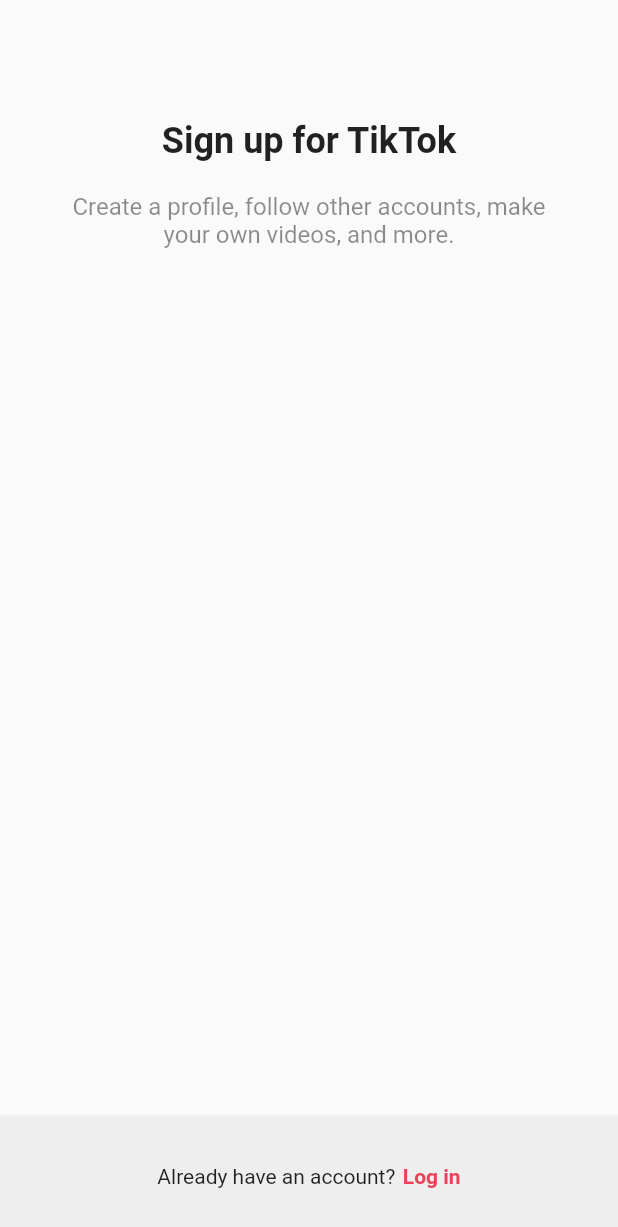
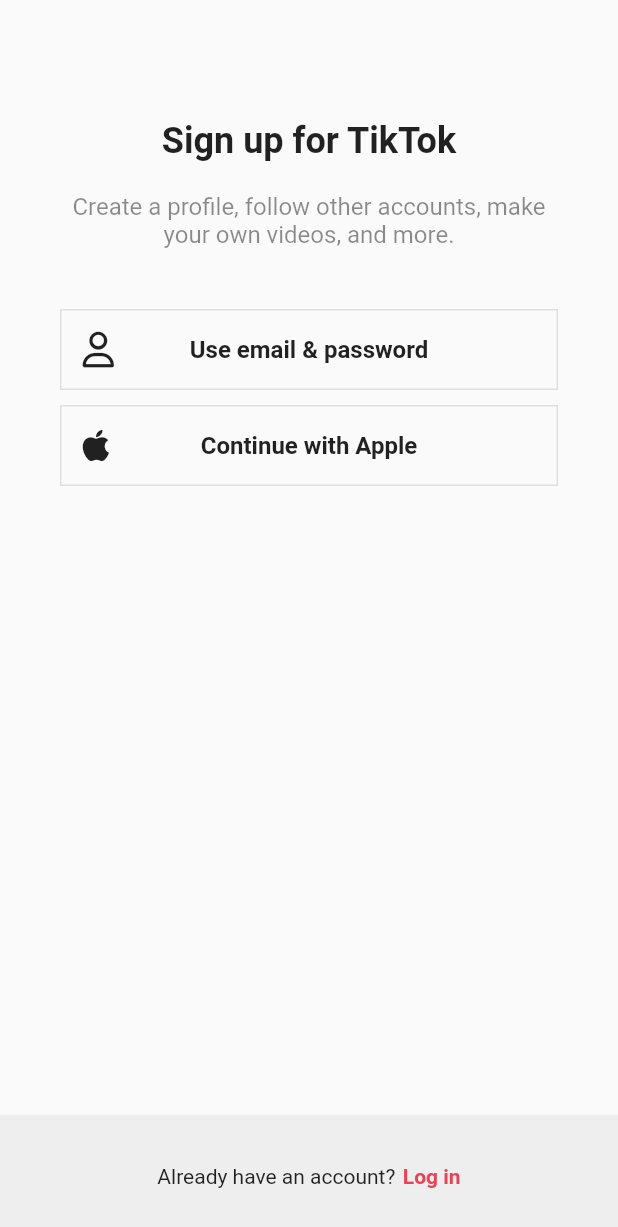
Before and after one commit to YennnyHan/tiktok_clone, a Flutter app: the screen it shows after launch, on a phone screen of 412 x 824 dp. Shown: the top 1227 px of the screen. Run offline on Flutter 3.47's test engine with Material 2 defaults, Android fonts, the phone set to English and light mode, and no system bars; our stand-ins replace font_awesome_flutter.

Commit message:
[feat] sign up, log in base

```diff
--- a/lib/screens/sign_up/sign_up_screen.dart
+++ b/lib/features/authentication/log_in_screen.dart
@@ -1,10 +1,15 @@
 import 'package:flutter/material.dart';
+import 'package:font_awesome_flutter/font_awesome_flutter.dart';
 import 'package:tiktok_clone/constants/gaps.dart';
+import 'package:tiktok_clone/constants/sizes.dart';
+import 'package:tiktok_clone/features/authentication/widgets/auth_button.dart';
 
-import '../../constants/sizes.dart';
+class LogInScreen extends StatelessWidget {
+  const LogInScreen({super.key});
 
-class SignUpScreen extends StatelessWidget {
-  const SignUpScreen({super.key});
+  void onSignUpTap(BuildContext context) {
+    Navigator.of(context).pop();
+  }
 
   @override
   Widget build(BuildContext context) {
@@ -15,17 +20,27 @@ class SignUpScreen extends StatelessWidget {
           child: Column(
             children: const [
               Gaps.v80,
-              Text("Sign up for TikTok",
+              Text("Log in for TikTok",
                   style: TextStyle(
                       fontSize: Sizes.size24, fontWeight: FontWeight.w700)),
               Gaps.v20,
               Text(
-                "Create a profile, follow other accounts, make your own videos, and more.",
+                "Manage your account, check notifications, comment on videos, and more.",
                 style: TextStyle(
                   fontSize: Sizes.size16,
                   color: Colors.black45,
                 ),
                 textAlign: TextAlign.center,
+              ),
+              Gaps.v40,
+              AuthButton(
+                icon: FaIcon(FontAwesomeIcons.user),
+                text: "Use email & password",
+              ),
+              Gaps.v10,
+              AuthButton(
+                icon: FaIcon(FontAwesomeIcons.apple),
+                text: "Continue with Apple",
               ),
             ],
           ),
@@ -40,13 +55,16 @@ class SignUpScreen extends StatelessWidget {
             child: Row(
               mainAxisAlignment: MainAxisAlignment.center,
               children: [
-                const Text("Already have an account?"),
+                const Text("Don't have an account?"),
                 Gaps.h5,
-                Text(
-                  "Log in",
-                  style: TextStyle(
-                      color: Theme.of(context).primaryColor,
-                      fontWeight: FontWeight.w600),
+                GestureDetector(
+                  onTap: () => onSignUpTap(context),
+                  child: Text(
+                    "Sign up",
+                    style: TextStyle(
+                        color: Theme.of(context).primaryColor,
+                        fontWeight: FontWeight.w600),
+                  ),
                 )
               ],
             ),
--- /dev/null
+++ b/lib/features/authentication/sign_up_screen.dart
@@ -0,0 +1,80 @@
+import 'package:flutter/material.dart';
+import 'package:font_awesome_flutter/font_awesome_flutter.dart';
+import 'package:tiktok_clone/constants/gaps.dart';
+import 'package:tiktok_clone/features/authentication/log_in_screen.dart';
+import 'package:tiktok_clone/features/authentication/widgets/auth_button.dart';
+
+import '../../constants/sizes.dart';
+
+class SignUpScreen extends StatelessWidget {
+  const SignUpScreen({super.key});
+
+  void onLoginTap(BuildContext context) {
+    Navigator.of(context).push(MaterialPageRoute(
+      builder: (context) => const LogInScreen(),
+    ));
+  }
+
+  @override
+  Widget build(BuildContext context) {
+    return SafeArea(
+      child: Scaffold(
+        body: Padding(
+          padding: const EdgeInsets.symmetric(horizontal: Sizes.size40),
+          child: Column(
+            children: const [
+              Gaps.v80,
+              Text("Sign up for TikTok",
+                  style: TextStyle(
+                      fontSize: Sizes.size24, fontWeight: FontWeight.w700)),
+              Gaps.v20,
+              Text(
+                "Create a profile, follow other accounts, make your own videos, and more.",
+                style: TextStyle(
+                  fontSize: Sizes.size16,
+                  color: Colors.black45,
+                ),
+                textAlign: TextAlign.center,
+              ),
+              Gaps.v40,
+              AuthButton(
+                icon: FaIcon(FontAwesomeIcons.user),
+                text: "Use email & password",
+              ),
+              Gaps.v10,
+              AuthButton(
+                icon: FaIcon(FontAwesomeIcons.apple),
+                text: "Continue with Apple",
+              ),
+            ],
+          ),
+        ),
+        bottomNavigationBar: BottomAppBar(
+          color: Colors.grey.shade200,
+          elevation: 2,
+          child: Padding(
+            padding: const EdgeInsets.symmetric(
+              vertical: Sizes.size32,
+            ),
+            child: Row(
+              mainAxisAlignment: MainAxisAlignment.center,
+              children: [
+                const Text("Already have an account?"),
+                Gaps.h5,
+                GestureDetector(
+                  onTap: () => onLoginTap(context),
+                  child: Text(
+                    "Log in",
+                    style: TextStyle(
+                        color: Theme.of(context).primaryColor,
+                        fontWeight: FontWeight.w600),
+                  ),
+                )
+              ],
+            ),
+          ),
+        ),
+      ),
+    );
+  }
+}
--- /dev/null
+++ b/lib/features/authentication/widgets/auth_button.dart
@@ -0,0 +1,46 @@
+import 'package:flutter/material.dart';
+import 'package:font_awesome_flutter/font_awesome_flutter.dart';
+import 'package:tiktok_clone/constants/sizes.dart';
+
+class AuthButton extends StatelessWidget {
+  final String text;
+  final FaIcon icon;
+
+  const AuthButton({
+    super.key,
+    required this.text,
+    required this.icon,
+  });
+
+  @override
+  Widget build(BuildContext context) {
+    return FractionallySizedBox(
+      widthFactor: 1,
+      child: Container(
+        padding: const EdgeInsets.all(Sizes.size14),
+        decoration: BoxDecoration(
+            border: Border.all(
+          color: Colors.grey.shade300,
+          width: Sizes.size1,
+        )),
+        child: Stack(
+          alignment: Alignment.center,
+          children: [
+            Align(
+              alignment: Alignment.centerLeft,
+              child: icon,
+            ),
+            Text(
+              text,
+              textAlign: TextAlign.center,
+              style: const TextStyle(
+                fontSize: Sizes.size16,
+                fontWeight: FontWeight.w600,
+              ),
+            ),
+          ],
+        ),
+      ),
+    );
+  }
+}
--- a/lib/main.dart
+++ b/lib/main.dart
@@ -1,5 +1,5 @@
 import 'package:flutter/material.dart';
-import 'package:tiktok_clone/screens/sign_up/sign_up_screen.dart';
+import 'package:tiktok_clone/features/authentication/sign_up_screen.dart';
 
 void main() {
   runApp(const TikTokApp());
--- a/pubspec.yaml
+++ b/pubspec.yaml
@@ -35,6 +35,8 @@ dependencies:
   # The following adds the Cupertino Icons font to your application.
   # Use with the CupertinoIcons class for iOS style icons.
   cupertino_icons: ^1.0.2
+
+  font_awesome_flutter: ^10.3.0
 
 dev_dependencies:
   flutter_test:
```
